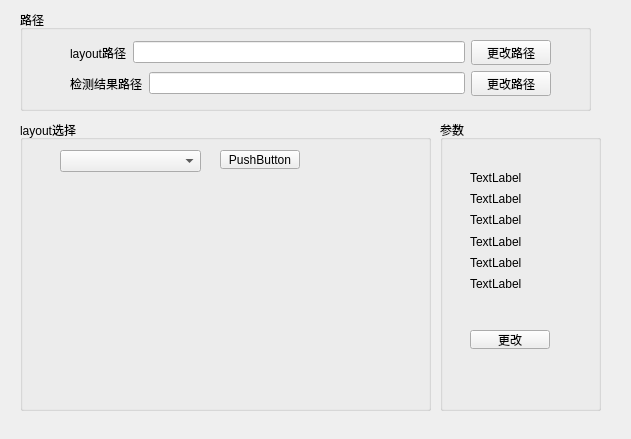
Above: qt/LEDPlate/form_setting.ui from imbdus/LEDPLate before the change. Below: the same form after it.
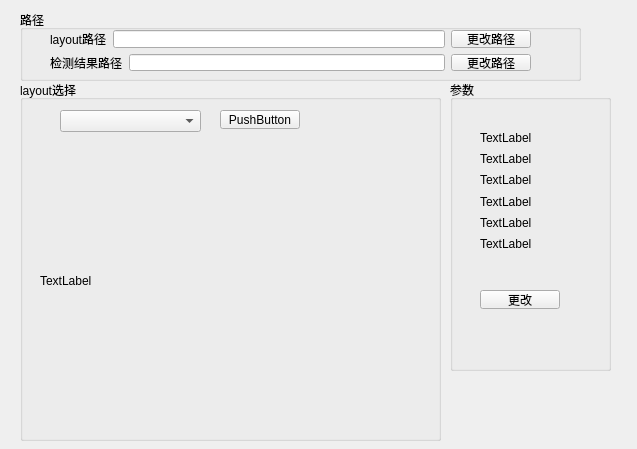
That is the form after the change.

What changed in the file:
```diff
--- a/qt/LEDPlate/form_setting.ui
+++ b/qt/LEDPlate/form_setting.ui
@@ -6,8 +6,8 @@
    <rect>
     <x>0</x>
     <y>0</y>
-    <width>631</width>
-    <height>439</height>
+    <width>637</width>
+    <height>449</height>
    </rect>
   </property>
   <property name="windowTitle">
@@ -17,9 +17,9 @@
    <property name="geometry">
     <rect>
      <x>20</x>
-     <y>120</y>
-     <width>411</width>
-     <height>291</height>
+     <y>80</y>
+     <width>421</width>
+     <height>361</height>
     </rect>
    </property>
    <property name="title">
@@ -35,19 +35,6 @@
      </rect>
     </property>
    </widget>
-   <widget class="QLabel" name="label_paint">
-    <property name="geometry">
-     <rect>
-      <x>10</x>
-      <y>80</y>
-      <width>361</width>
-      <height>161</height>
-     </rect>
-    </property>
-    <property name="text">
-     <string/>
-    </property>
-   </widget>
    <widget class="QPushButton" name="pushButton">
     <property name="geometry">
      <rect>
@@ -61,12 +48,25 @@
      <string>PushButton</string>
     </property>
    </widget>
+   <widget class="QLabel" name="label_paint">
+    <property name="geometry">
+     <rect>
+      <x>20</x>
+      <y>70</y>
+      <width>371</width>
+      <height>261</height>
+     </rect>
+    </property>
+    <property name="text">
+     <string>TextLabel</string>
+    </property>
+   </widget>
   </widget>
   <widget class="QGroupBox" name="groupBox_3">
    <property name="geometry">
     <rect>
-     <x>440</x>
-     <y>120</y>
+     <x>450</x>
+     <y>80</y>
      <width>161</width>
      <height>291</height>
     </rect>
@@ -159,8 +159,8 @@
     <rect>
      <x>20</x>
      <y>10</y>
-     <width>571</width>
-     <height>101</height>
+     <width>561</width>
+     <height>71</height>
     </rect>
    </property>
    <property name="sizePolicy">
@@ -175,10 +175,10 @@
    <widget class="QWidget" name="">
     <property name="geometry">
      <rect>
-      <x>50</x>
-      <y>30</y>
+      <x>30</x>
+      <y>20</y>
       <width>481</width>
-      <height>56</height>
+      <height>41</height>
      </rect>
     </property>
     <layout class="QVBoxLayout" name="verticalLayout_5">
```
